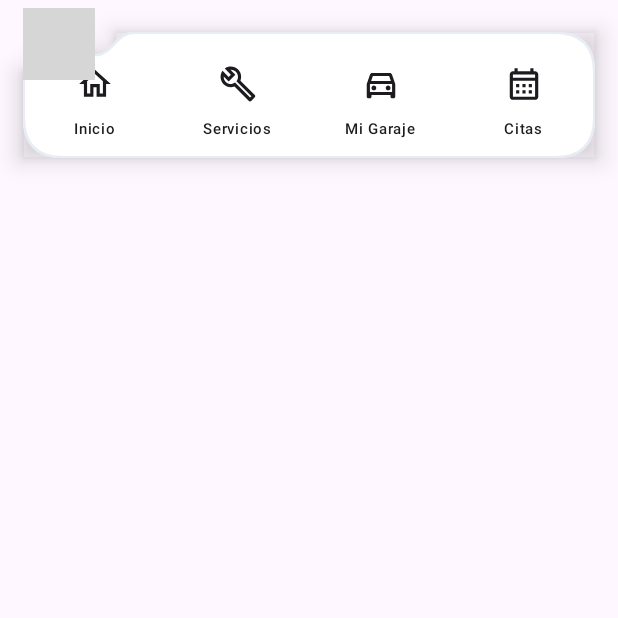
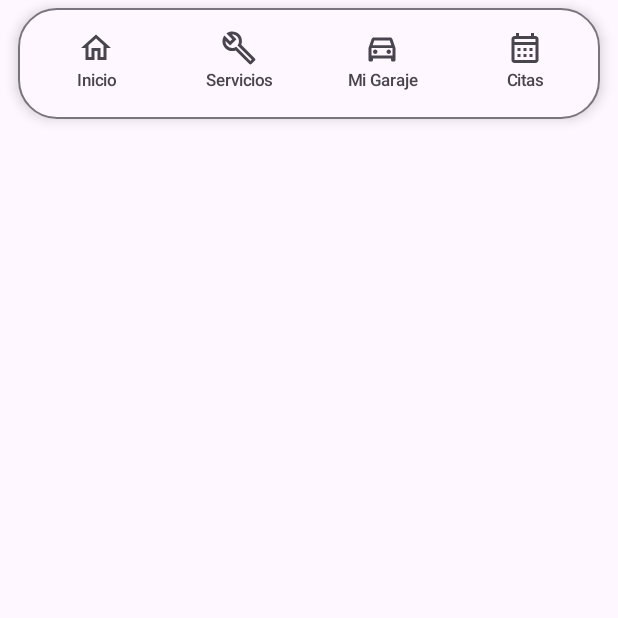
Before and after one commit to mpinta-cmd/EdMotor, an Android app built with Jetpack Compose: the composable EdMotorBottomBar called with empty values, on a phone screen of 412 x 824 dp, the top half of it. Run offline under Robolectric (Android 15) with nearby library versions, the phone set to English and light mode, and no system bars; grey boxes are pictures that could not be loaded.

Commit message:
Rediseñar la barra inferior y alinear los contadores del taller

```diff
--- a/app/src/main/java/com/example/edmotor/ui/components/EdMotorBottomBar.kt
+++ b/app/src/main/java/com/example/edmotor/ui/components/EdMotorBottomBar.kt
@@ -2,66 +2,63 @@ package com.example.edmotor.ui.components
 
 import androidx.compose.animation.animateColorAsState
 import androidx.compose.animation.core.animateDpAsState
-import androidx.compose.animation.core.animateFloatAsState
-import androidx.compose.animation.core.tween
+import androidx.compose.foundation.BorderStroke
 import androidx.compose.foundation.background
-import androidx.compose.foundation.border
-import androidx.compose.foundation.clickable
-import androidx.compose.foundation.interaction.MutableInteractionSource
-import androidx.compose.foundation.interaction.collectIsPressedAsState
 import androidx.compose.foundation.layout.Arrangement
 import androidx.compose.foundation.layout.Box
 import androidx.compose.foundation.layout.BoxWithConstraints
 import androidx.compose.foundation.layout.Column
+import androidx.compose.foundation.layout.IntrinsicSize
 import androidx.compose.foundation.layout.Row
 import androidx.compose.foundation.layout.Spacer
-import androidx.compose.foundation.layout.fillMaxHeight
+import androidx.compose.foundation.layout.defaultMinSize
 import androidx.compose.foundation.layout.fillMaxWidth
 import androidx.compose.foundation.layout.height
+import androidx.compose.foundation.layout.heightIn
 import androidx.compose.foundation.layout.navigationBarsPadding
-import androidx.compose.foundation.layout.offset
 import androidx.compose.foundation.layout.padding
 import androidx.compose.foundation.layout.size
+import androidx.compose.foundation.layout.width
+import androidx.compose.foundation.layout.widthIn
+import androidx.compose.foundation.lazy.LazyRow
+import androidx.compose.foundation.lazy.items
+import androidx.compose.foundation.lazy.rememberLazyListState
+import androidx.compose.foundation.selection.selectable
+import androidx.compose.foundation.selection.selectableGroup
 import androidx.compose.foundation.shape.CircleShape
+import androidx.compose.foundation.shape.RoundedCornerShape
+import androidx.compose.foundation.text.BasicText
 import androidx.compose.material.icons.Icons
 import androidx.compose.material.icons.outlined.Build
+import androidx.compose.material.icons.outlined.CalendarMonth
 import androidx.compose.material.icons.outlined.DirectionsCar
 import androidx.compose.material.icons.outlined.Home
-import androidx.compose.material.icons.outlined.CalendarMonth
-
 import androidx.compose.material3.Icon
 import androidx.compose.material3.MaterialTheme
+import androidx.compose.material3.Surface
 import androidx.compose.material3.Text
 import androidx.compose.runtime.Composable
+import androidx.compose.runtime.LaunchedEffect
 import androidx.compose.runtime.getValue
-import androidx.compose.runtime.remember
 import androidx.compose.ui.Alignment
 import androidx.compose.ui.Modifier
-import androidx.compose.ui.draw.scale
-import androidx.compose.ui.draw.shadow
-import androidx.compose.ui.geometry.Size
+import androidx.compose.ui.draw.clip
 import androidx.compose.ui.graphics.Color
-import androidx.compose.ui.graphics.Outline
-import androidx.compose.ui.graphics.Path
-import androidx.compose.ui.graphics.Shape
 import androidx.compose.ui.graphics.vector.ImageVector
-import androidx.compose.ui.hapticfeedback.HapticFeedbackType
-import androidx.compose.ui.platform.LocalHapticFeedback
+import androidx.compose.ui.platform.LocalDensity
 import androidx.compose.ui.semantics.Role
+import androidx.compose.ui.semantics.hideFromAccessibility
+import androidx.compose.ui.semantics.semantics
+import androidx.compose.ui.semantics.stateDescription
+import androidx.compose.ui.text.TextStyle
 import androidx.compose.ui.text.font.FontWeight
-import androidx.compose.ui.text.style.TextOverflow
-import androidx.compose.ui.unit.Density
-import androidx.compose.ui.unit.LayoutDirection
+import androidx.compose.ui.text.style.TextAlign
+import androidx.compose.ui.unit.Dp
 import androidx.compose.ui.unit.dp
 import androidx.compose.ui.unit.sp
 import com.example.edmotor.navigation.Routes
-import com.example.edmotor.ui.theme.AzulNitro
 
-private data class EdMotorTab(
-    val route: String,
-    val label: String,
-    val icon: ImageVector
-)
+private data class EdMotorTab(val route: String, val label: String, val icon: ImageVector)
 
 private val tabs = listOf(
     EdMotorTab(Routes.HOME, "Inicio", Icons.Outlined.Home),
@@ -70,256 +67,176 @@ private val tabs = listOf(
     EdMotorTab(Routes.APPOINTMENTS, "Citas", Icons.Outlined.CalendarMonth)
 )
 
-/**
- * Barra premium inspirada en la referencia: fondo blanco, bordes redondos,
- * una hendidura en la parte superior que sigue a la pestaña seleccionada,
- * y un punto azul que acompaña ese movimiento.
- *
- * Conserva exactamente la firma que usa EdMotorApp.kt.
- */
+private val iconSize = 24.dp
+private val tabHorizontalPadding = 4.dp
+private val badgeGap = 4.dp
+private val badgeHorizontalPadding = 5.dp
+private val badgeVerticalPadding = 2.dp
+private val dockPadding = 6.dp
+private val tabGap = 3.dp
+private const val maxBadgeDisplay = "99+"
+
 @Composable
 fun EdMotorBottomBar(
     currentRoute: String?,
-    cartCount: Int,
     pendingOrderCount: Int = 0,
     pendingAppointmentCount: Int = 0,
     onNavigate: (String) -> Unit
 ) {
-    val activeIndex = tabs.indexOfFirst { it.route == currentRoute }
-        .let { if (it >= 0) it else 0 }
+    val activeRoute = if (currentRoute == Routes.ORDER_MANAGEMENT) Routes.PROFILE else currentRoute
+    val activeIndex = tabs.indexOfFirst { it.route == activeRoute }
+    val colors = MaterialTheme.colorScheme
+    val labelStyle = MaterialTheme.typography.labelSmall.copy(letterSpacing = 0.sp)
+    val badgeStyle = labelStyle.copy(fontWeight = FontWeight.Bold)
+    val density = LocalDensity.current
+    val iconLaneHeight = maxOf(28.dp, with(density) { badgeStyle.lineHeight.toDp() } + badgeVerticalPadding * 2)
+    val tabsState = rememberLazyListState(initialFirstVisibleItemIndex = activeIndex.coerceAtLeast(0))
 
-    // Movimiento suave del recorte en la parte superior del menú.
-    val notchPosition by animateFloatAsState(
-        targetValue = (activeIndex + 0.5f) / tabs.size,
-        animationSpec = tween(durationMillis = 340),
-        label = "notchPosition"
-    )
+    LaunchedEffect(activeIndex) {
+        if (activeIndex >= 0) {
+            val layout = tabsState.layoutInfo
+            val isFullyVisible = layout.visibleItemsInfo.any { item ->
+                item.index == activeIndex && item.offset >= layout.viewportStartOffset &&
+                        item.offset + item.size <= layout.viewportEndOffset
+            }
+            if (!isFullyVisible) tabsState.animateScrollToItem(activeIndex)
+        }
+    }
 
     Box(
         modifier = Modifier
             .fillMaxWidth()
+            .background(colors.background)
             .navigationBarsPadding()
-            .background(MaterialTheme.colorScheme.background)
-            .padding(start = 15.dp, end = 15.dp, top = 5.dp, bottom = 9.dp)
+            .padding(horizontal = 12.dp)
+            .padding(top = 5.dp, bottom = 8.dp),
+        contentAlignment = Alignment.Center
     ) {
-        BoxWithConstraints(
-            modifier = Modifier
-                .fillMaxWidth()
-                .height(100.dp)
+        Surface(
+            modifier = Modifier.widthIn(max = 620.dp).fillMaxWidth(),
+            color = colors.surface,
+            shape = RoundedCornerShape(26.dp),
+            border = BorderStroke(1.dp, colors.outline),
+            shadowElevation = 5.dp
         ) {
-            val notchShape = remember(notchPosition) {
-                MovingNotchShape(notchPosition)
-            }
+            BoxWithConstraints(Modifier.padding(dockPadding)) {
+                val minTabWidth = maxOf(48.dp, (maxWidth - tabGap * (tabs.size - 1)) / tabs.size)
 
-            // 4 columnas del mismo ancho, para que los iconos queden alineados.
-            val tabWidth = maxWidth / tabs.size
-            val dotOffset by animateDpAsState(
-                targetValue = tabWidth * (activeIndex + 0.5f) - 5.dp,
-                animationSpec = tween(durationMillis = 340),
-                label = "dotOffset"
-            )
-
-            // Cápsula BLANCA con hendidura en la parte superior.
-            Box(
-                modifier = Modifier
-                    .align(Alignment.BottomCenter)
-                    .fillMaxWidth()
-                    .height(84.dp)
-                    .shadow(10.dp, notchShape, clip = false)
-                    .background(Color.White, notchShape)
-                    .border(0.7.dp, Color(0xFFE8EDF4), notchShape)
-            )
-
-            // 4 botones contenidos dentro de la cápsula (sin expandir su altura).
-            Row(
-                modifier = Modifier
-                    .align(Alignment.BottomCenter)
-                    .fillMaxWidth()
-                    .height(84.dp)
-                    .padding(top = 19.dp, bottom = 5.dp),
-                horizontalArrangement = Arrangement.SpaceEvenly,
-                verticalAlignment = Alignment.CenterVertically
-            ) {
-                tabs.forEach {tab ->
-                    val badgeCount = when (tab.route) {
-                        Routes.PROFILE -> pendingOrderCount
-                        Routes.APPOINTMENTS -> pendingAppointmentCount
-                        else -> 0
+                LazyRow(
+                    modifier = Modifier.fillMaxWidth().selectableGroup(),
+                    state = tabsState,
+                    horizontalArrangement = Arrangement.spacedBy(tabGap),
+                    verticalAlignment = Alignment.CenterVertically
+                ) {
+                    items(tabs, key = { it.route }) { tab ->
+                        val count = when (tab.route) {
+                            Routes.PROFILE -> pendingOrderCount
+                            Routes.APPOINTMENTS -> pendingAppointmentCount
+                            else -> 0
+                        }
+                        EdMotorTabButton(
+                            tab = tab,
+                            selected = tab.route == activeRoute,
+                            count = count,
+                            labelStyle = labelStyle,
+                            badgeStyle = badgeStyle,
+                            iconLaneHeight = iconLaneHeight,
+                            modifier = Modifier.widthIn(min = minTabWidth).width(IntrinsicSize.Max),
+                            onClick = { if (tab.route != currentRoute) onNavigate(tab.route) }
+                        )
                     }
-                    EdMotorTabButton(
-                        tab = tab,
-                        selected = tab.route == currentRoute,
-                        badgeCount = badgeCount,
-                        modifier = Modifier
-                            .weight(1f)
-                            .fillMaxHeight(),
-                        onClick = { onNavigate(tab.route) }
-                    )
                 }
             }
-
-            // Punto azul ubicado dentro de la hendidura, como en tu imagen.
-            Box(
-                modifier = Modifier
-                    .align(Alignment.TopStart)
-                    .offset(x = dotOffset, y = 20.dp)
-                    .size(10.dp)
-                    .background(AzulNitro, CircleShape)
-                    .border(1.5.dp, Color.White, CircleShape)
-            )
         }
     }
 }
-
 
 @Composable
 private fun EdMotorTabButton(
     tab: EdMotorTab,
     selected: Boolean,
-    badgeCount: Int,
-    modifier: Modifier = Modifier,
+    count: Int,
+    labelStyle: TextStyle,
+    badgeStyle: TextStyle,
+    iconLaneHeight: Dp,
+    modifier: Modifier,
     onClick: () -> Unit
 ) {
-    val touch = remember { MutableInteractionSource() }
-    val pressed by touch.collectIsPressedAsState()
-    val haptic = LocalHapticFeedback.current
-
+    val colors = MaterialTheme.colorScheme
+    val tileColor by animateColorAsState(
+        if (selected) colors.primaryContainer else Color.Transparent,
+        label = "tabFill"
+    )
     val contentColor by animateColorAsState(
-        targetValue = if (selected) AzulNitro else Color(0xFF424A55),
-        animationSpec = tween(durationMillis = 210),
-        label = "tabContentColor"
+        if (selected) colors.onPrimaryContainer else colors.onSurfaceVariant,
+        label = "tabContent"
+    )
+    val indicatorWidth by animateDpAsState(
+        if (selected) 16.dp else 0.dp,
+        label = "tabIndicator"
     )
 
-    val iconScale by animateFloatAsState(
-        targetValue = when {
-            pressed -> 0.90f
-            selected -> 1.08f
-            else -> 1f
-        },
-        animationSpec = tween(durationMillis = 170),
-        label = "tabIconScale"
-    )
-
-    Box(
-        modifier = modifier.clickable(
-            interactionSource = touch,
-            indication = null,
-            role = Role.Tab,
-            onClickLabel = "Abrir ${tab.label}"
-        ) {
-            haptic.performHapticFeedback(
-                HapticFeedbackType.TextHandleMove
-            )
-            if (!selected) onClick()
-        },
-        contentAlignment = Alignment.Center
-    ) {
-        Column(
-            horizontalAlignment = Alignment.CenterHorizontally,
-            verticalArrangement = Arrangement.Center
-        ) {
-            Box {
-                Icon(
-                    imageVector = tab.icon,
-                    contentDescription = null,
-                    tint = contentColor,
-                    modifier = Modifier
-                        .size(25.dp)
-                        .scale(iconScale)
-                )
-                if (badgeCount > 0) {
-                    Box(
-                        modifier = Modifier
-                            .align(Alignment.TopEnd)
-                            .offset(x = 9.dp, y = (-7).dp)
-                            .size(17.dp)
-                            .background(Color(0xFFE53935), CircleShape)
-                            .border(1.dp, Color.White, CircleShape),
-                        contentAlignment = Alignment.Center
-                    ) {
-                        Text(
-                            text = if (badgeCount > 99) "99+" else badgeCount.toString(),
-                            color = Color.White,
-                            fontSize = 9.sp,
-                            fontWeight = FontWeight.Bold,
-                            maxLines = 1
-                        )
+    Column(
+        modifier = modifier
+            .heightIn(min = 62.dp)
+            .clip(RoundedCornerShape(18.dp))
+            .background(tileColor)
+            .selectable(selected = selected, role = Role.Tab, onClick = onClick)
+            .semantics {
+                if (count > 0) {
+                    stateDescription = when {
+                        tab.route == Routes.PROFILE && count == 1 -> "1 pedido pendiente"
+                        tab.route == Routes.PROFILE -> "$count pedidos pendientes"
+                        count == 1 -> "1 cita pendiente"
+                        else -> "$count citas pendientes"
                     }
                 }
             }
+            .padding(horizontal = tabHorizontalPadding, vertical = 5.dp),
+        horizontalAlignment = Alignment.CenterHorizontally,
+        verticalArrangement = Arrangement.Center
+    ) {
+        Row(
+            modifier = Modifier.heightIn(min = iconLaneHeight),
+            verticalAlignment = Alignment.CenterVertically
+        ) {
+            Icon(tab.icon, contentDescription = null, modifier = Modifier.size(iconSize), tint = contentColor)
+            if (count > 0) {
+                Spacer(Modifier.width(badgeGap))
+                Box(
+                    modifier = Modifier
+                        .background(colors.secondaryContainer, CircleShape)
+                        .defaultMinSize(minWidth = 19.dp)
+                        .padding(horizontal = badgeHorizontalPadding, vertical = badgeVerticalPadding),
+                    contentAlignment = Alignment.Center
+                ) {
+                    BasicText(
+                        text = if (count > 99) maxBadgeDisplay else count.toString(),
+                        style = badgeStyle.copy(color = colors.onSecondaryContainer),
+                        maxLines = 1,
+                        softWrap = false,
+                        modifier = Modifier.semantics { hideFromAccessibility() }
+                    )
+                }
+            }
+        }
 
-            Spacer(modifier = Modifier.height(5.dp))
+        Text(
+            text = tab.label,
+            style = labelStyle,
+            fontWeight = if (selected) FontWeight.Bold else FontWeight.Medium,
+            color = contentColor,
+            textAlign = TextAlign.Center,
+            maxLines = 1,
+            softWrap = false,
+            modifier = Modifier.fillMaxWidth()
+        )
 
-            Text(
-                text = tab.label,
-                color = contentColor,
-                fontWeight = if (selected) FontWeight.Bold else FontWeight.Medium,
-                fontSize = 10.sp,
-                maxLines = 1,
-                overflow = TextOverflow.Ellipsis
-            )
-        }
+        Spacer(Modifier.height(3.dp))
+        Box(
+            Modifier
+                .size(width = indicatorWidth, height = 2.dp)
+                .background(colors.primary, CircleShape)
+        )
     }
 }
-
-
-/**
- * Shape de cápsula con una hendidura pequeña y redondeada en el borde superior.
- * La posición se anima cuando cambia currentRoute.
- */
-private class MovingNotchShape(
-    private val position: Float
-) : Shape {
-
-    override fun createOutline(
-        size: Size,
-        layoutDirection: LayoutDirection,
-        density: Density
-    ): Outline {
-        with(density) {
-            val width = size.width
-            val height = size.height
-            val corner = 27.dp.toPx().coerceAtMost(height / 2)
-            val notchHalf = 26.dp.toPx()
-            val notchDepth = 15.dp.toPx()
-
-            val center = (width * position).coerceIn(
-                corner + 5.dp.toPx(),
-                width - corner - 5.dp.toPx()
-            )
-
-            // Recortamos los extremos de la hendidura junto a las esquinas.
-            val left = (center - notchHalf).coerceAtLeast(corner)
-            val right = (center + notchHalf).coerceAtMost(width - corner)
-            val leftSpan = center - left
-            val rightSpan = right - center
-
-            val path = Path().apply {
-                moveTo(0f, corner)
-                quadraticBezierTo(0f, 0f, corner, 0f)
-                lineTo(left, 0f)
-
-                cubicTo(
-                    left + leftSpan * 0.44f, 0f,
-                    center - leftSpan * 0.44f, notchDepth,
-                    center, notchDepth
-                )
-                cubicTo(
-                    center + rightSpan * 0.44f, notchDepth,
-                    right - rightSpan * 0.44f, 0f,
-                    right, 0f
-                )
-
-                lineTo(width - corner, 0f)
-                quadraticBezierTo(width, 0f, width, corner)
-                lineTo(width, height - corner)
-                quadraticBezierTo(width, height, width - corner, height)
-                lineTo(corner, height)
-                quadraticBezierTo(0f, height, 0f, height - corner)
-                close()
-            }
-
-            return Outline.Generic(path)
-        }
-    }
-}
--- a/app/src/main/java/com/example/edmotor/ui/components/EdMotorScaffold.kt
+++ b/app/src/main/java/com/example/edmotor/ui/components/EdMotorScaffold.kt
@@ -160,7 +160,6 @@ fun EdMotorScaffold(
             ) {
                 EdMotorBottomBar(
                     currentRoute = currentRoute,
-                    cartCount = cartCount,
                     pendingOrderCount = pendingOrderCount,
                     pendingAppointmentCount = pendingAppointmentCount,
                     onNavigate = onNavigate
```
Also changed, not shown: 1 other file.
